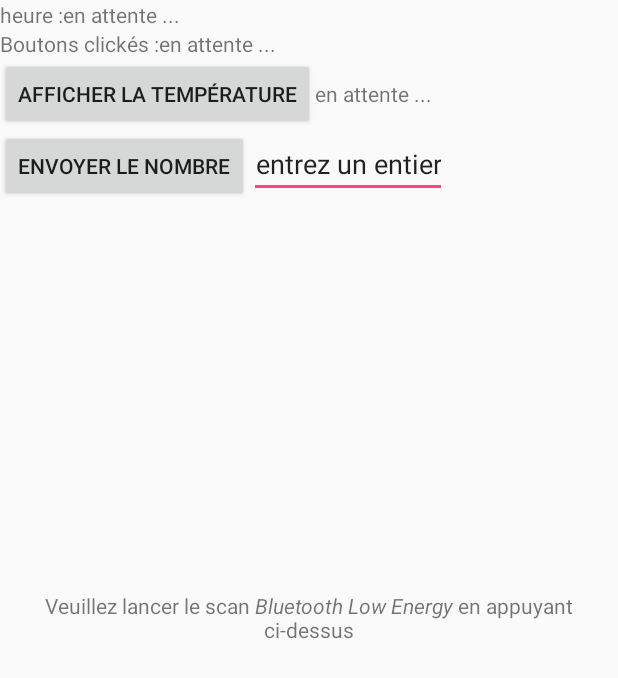
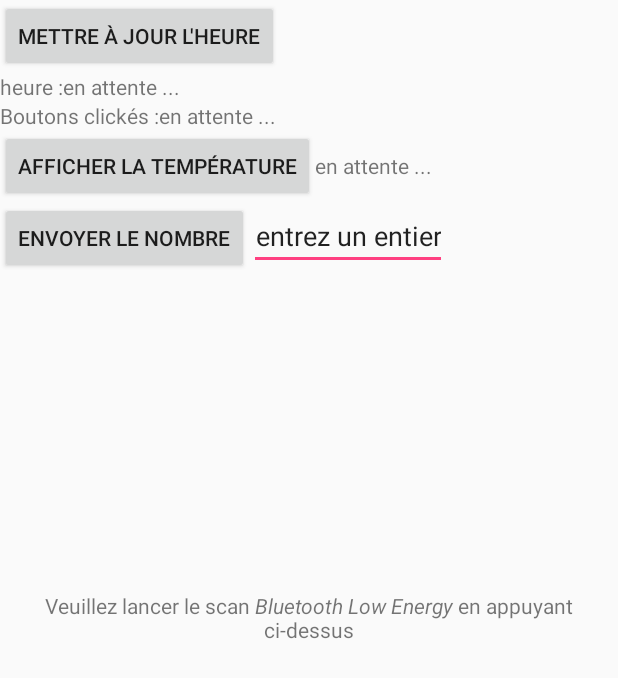
Before and after one commit to joshuaGomesDaCosta/SYM_Labo4, an Android app: the layout activity_ble.xml on its own in the app's theme, with its tools: preview values and no code run, on a phone screen of 412 x 824 dp. Shown: the top 678 px of the screen. Run offline under Robolectric (Android 15) with nearby library versions, the phone set to English and light mode, and no system bars.

Commit message:
correction de maj time

```diff
--- a/app/src/main/res/layout/activity_ble.xml
+++ b/app/src/main/res/layout/activity_ble.xml
@@ -18,6 +18,19 @@
             android:orientation="vertical">
 
             <!-- TODO vous placerez dans ce layout toutes les vues nécessaire aux intéractions avec le périphérique BLE -->
+
+            <LinearLayout
+                android:layout_width="match_parent"
+                android:layout_height="wrap_content"
+                android:orientation="horizontal">
+                <Button
+                    android:id="@+id/btn_update_time"
+                    android:text="@string/btn_update_time"
+                    android:layout_width="wrap_content"
+                    android:layout_height="wrap_content"
+                    android:layout_centerInParent="true"
+                    android:gravity="center" />
+            </LinearLayout>
 
             <LinearLayout
                 android:layout_width="match_parent"
--- a/app/src/main/res/values/strings.xml
+++ b/app/src/main/res/values/strings.xml
@@ -22,8 +22,9 @@
     <string name="btn_integer">envoyer le nombre</string>
     <string name="edit_integer">entrez un entier</string>
 
-    <string name="waiting_data">en attente ...</string>
+    <string name="waiting_data"> en attente ...</string>
     <string name="text_label_current_tim">heure : </string>
     <string name="text_label_label_nbBtnClicked">Boutons clickés : </string>
+    <string name="btn_update_time">mettre à jour l\'heure</string>
 
 </resources>
```
Also changed, not shown: app/src/main/java/ch/heigvd/iict/sym_labo4/BleActivity.java (+10 -4 lines).
